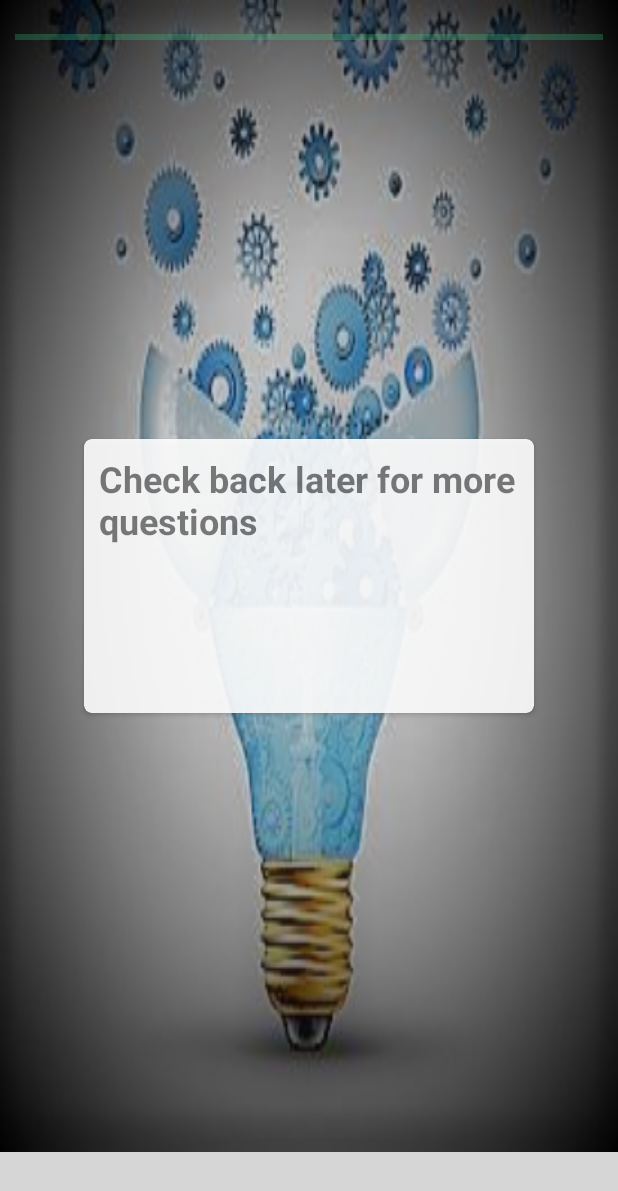
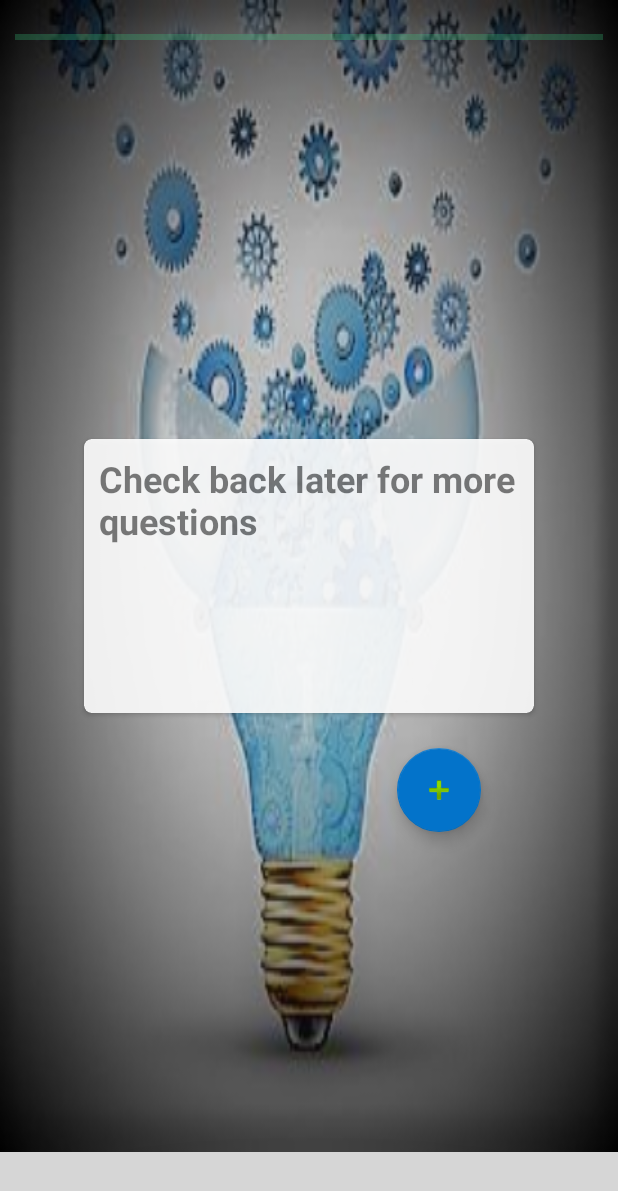
Before and after one commit to yjj781265/IceBr8k, an Android app: the screen it shows after launch once a user with an empty profile is signed in (Homepage), on a phone screen of 412 x 824 dp. Shown: the top 1191 px of the screen. Run offline under Robolectric (Android 15) with nearby library versions, the phone set to English and light mode, and no system bars; our stand-ins replace Firebase (no records; nobody signed in at launch, a user with empty details on screens opened directly); libraries missing offline, so code that uses them is left out: com.afollestad.materialdialogs, com.daimajia.androidanimations, com.dd.processbutton, com.facebook, com.facebook.login and 5 more; plain views replace BubbleSeekBar, BubbleTab; 17 statements that could not run were skipped; grey boxes are pictures that could not be loaded.

Commit message:
chat working

```diff
--- a/app/src/main/AndroidManifest.xml
+++ b/app/src/main/AndroidManifest.xml
@@ -9,7 +9,8 @@
         android:icon="@mipmap/ic_launcher"
         android:label="@string/app_name"
         android:supportsRtl="true"
-        android:theme="@style/AppTheme">
+        android:theme="@style/AppTheme"
+        android:name=".MyApplication">
         <activity
             android:name=".login_page"
             android:screenOrientation="portrait">
@@ -58,4 +59,5 @@
         <activity android:name=".MainChatActivity"></activity>
     </application>
 
+
 </manifest>
--- a/app/src/main/java/app/jayang/icebr8k/Fragments/SurveyTab_Fragment.java
+++ b/app/src/main/java/app/jayang/icebr8k/Fragments/SurveyTab_Fragment.java
@@ -6,6 +6,7 @@ import android.net.NetworkInfo;
 import android.os.Bundle;
 import android.support.annotation.NonNull;
 import android.support.annotation.Nullable;
+import android.support.design.widget.FloatingActionButton;
 import android.support.design.widget.Snackbar;
 import android.support.v4.app.Fragment;
 import android.support.v7.widget.CardView;
@@ -31,6 +32,7 @@ import com.github.javiersantos.materialstyleddialogs.MaterialStyledDialog;
 import com.github.javiersantos.materialstyleddialogs.enums.Style;
 import com.google.firebase.auth.FirebaseAuth;
 import com.google.firebase.auth.FirebaseUser;
+import com.google.firebase.database.ChildEventListener;
 import com.google.firebase.database.DataSnapshot;
 import com.google.firebase.database.DatabaseError;
 import com.google.firebase.database.DatabaseReference;
@@ -61,6 +63,7 @@ public class SurveyTab_Fragment extends Fragment {
     Button mSubmit;
     CardView mCardView;
     TextView skip;
+    FloatingActionButton mActionButton;
 
 
     ArrayList<SurveyQ> surveyQArrayList,temp; // for unpdating UI
@@ -84,16 +87,16 @@ public class SurveyTab_Fragment extends Fragment {
     @Override
     public void onCreate(@Nullable Bundle savedInstanceState) {
         super.onCreate(savedInstanceState);
-        surveyQArrayList = new ArrayList<>();
-        temp = new ArrayList<>();
-        userQlist = new ArrayList<>();
-        surveyQlist = new ArrayList<>();
+
+
+
+
         currentUser = FirebaseAuth.getInstance().getCurrentUser();
 
 
         index =0;
        // new UploadQ().updataQdatabase(FirebaseDatabase.getInstance().getReference());
-        DatabaseReference mRef = FirebaseDatabase.getInstance().getReference();
+
         ArrayList<String> answers = new ArrayList();
         answers.add("A");
         answers.add("B");
@@ -125,24 +128,22 @@ public class SurveyTab_Fragment extends Fragment {
         mRelativeLayout = mview.findViewById(R.id.cardView_RLayout);
         skip = mview.findViewById(R.id.skip_btn);
         skip.setVisibility(View.GONE);
+        mActionButton= mview.findViewById(R.id.floatingActionButton);
 
         mSubmit.setVisibility(View.INVISIBLE);
+        mActionButton.setVisibility(View.GONE);
+        createInitQ();
 
 
 
+        mActionButton.setOnClickListener(new View.OnClickListener() {
+            @Override
+            public void onClick(View view) {
+                createInitQ();
+                mActionButton.setVisibility(View.GONE);
 
-
-
-
-
-
-
-
-
-
-
-
-
+            }
+        });
 
 
         mSubmit.setOnClickListener(new View.OnClickListener() {
@@ -198,27 +199,13 @@ public class SurveyTab_Fragment extends Fragment {
     }
 
 
-    @Override
-    public void onStart() {
-        super.onStart();
-        DatabaseReference ref = FirebaseDatabase.getInstance().getReference("Questions_8");
-        ref.addValueEventListener(new ValueEventListener() {
-            @Override
-            public void onDataChange(DataSnapshot dataSnapshot) {
-                createInitQ();
-                mProgressBar.setProgress(0);
-            }
 
-            @Override
-            public void onCancelled(DatabaseError databaseError) {
-
-            }
-        });
-    }
 
     @Override
     public void onPause() {
         super.onPause();
+        createInitQ();
+
 
     }
 
@@ -228,6 +215,29 @@ public class SurveyTab_Fragment extends Fragment {
 
 
 
+
+    }
+
+    @Override
+    public void setUserVisibleHint(boolean isVisibleToUser) {
+        super.setUserVisibleHint(isVisibleToUser);
+        if (isVisibleToUser && getView()!=null) {
+
+
+            if(mTextView.getText().toString().equals("Check back later for more questions")){
+                createInitQ();
+
+                mActionButton.setVisibility(View.VISIBLE);
+
+
+            }else{
+                mActionButton.setVisibility(View.GONE);
+            }
+
+
+        }else{
+
+        }
 
     }
 
@@ -335,7 +345,9 @@ public class SurveyTab_Fragment extends Fragment {
             mSpinner.setVisibility(View.GONE);
             mSeekBar.setVisibility(View.GONE);
             skip.setVisibility(View.GONE);
-            mTextView.setText("Check back later for more question");
+            mTextView.setText("Check back later for more questions");
+            YoYo.with(Techniques.FadeIn).duration(1000).repeat(0).playOn(mActionButton);
+            mActionButton.setVisibility(View.VISIBLE);
             surveyQArrayList.clear();
 
         }else {
@@ -352,7 +364,8 @@ public class SurveyTab_Fragment extends Fragment {
 
     // create initial question;
 public void createInitQ(){
-
+    mProgressBar.setProgress(0);
+    surveyQlist = new ArrayList<>();
 
     DatabaseReference mRef= FirebaseDatabase.getInstance().getReference("Questions_8");
 
@@ -395,7 +408,7 @@ public void pushUserQA(SurveyQ surveyQ,String answer) {
 }
 
 public void createUserQList(){
-
+    userQlist = new ArrayList<>();
     // get all the questions user answered
     DatabaseReference mref = FirebaseDatabase.getInstance().getReference
             ("UserQA/"+FirebaseAuth.getInstance().getCurrentUser().getUid());
@@ -445,8 +458,9 @@ public void createUserQList(){
 
 }
     public void initQuestionPool(){
+        surveyQArrayList = new ArrayList<>();
         surveyQlist.removeAll(userQlist);
-        surveyQArrayList.clear();;
+
 
         Log.d("debug","After Removal"+surveyQlist);
 
@@ -457,7 +471,7 @@ public void createUserQList(){
                 @Override
                 public void onDataChange(DataSnapshot dataSnapshot) {
 
-
+                    temp = new ArrayList<>();
                     for(DataSnapshot childSnapshot : dataSnapshot.getChildren()) {
                         GenericTypeIndicator<ArrayList<String>> t = new GenericTypeIndicator<ArrayList<String>>() {};
                         ArrayList<String> answer = childSnapshot.child("answer").getValue(t);
@@ -467,7 +481,8 @@ public void createUserQList(){
                         String question_id = childSnapshot.child("questionId").getValue(String.class);
 
                         SurveyQ surveyQ = new SurveyQ(type, question, question_id, answer);
-                        Log.d("debug",surveyQlist.toString());
+                        Log.d("debug2",surveyQlist.toString());
+
 
                         if(surveyQlist.contains(surveyQ.getQuestionId())) {
                             temp.add(surveyQ);
@@ -476,19 +491,21 @@ public void createUserQList(){
 
 
                     }
-                    /*if(temp.size()>=8){
+
+                   if(temp.size()>=8){
                         Collections.shuffle(temp);
                         for(int i=0; i<8;i++){
                             surveyQArrayList.add(temp.get(i));
                         }
-                    }else{*/
+                    }else{
                         surveyQArrayList =temp;
-                   // }
+                    }
                     Log.d("debug",String.valueOf(surveyQArrayList.size()));
                     if(!surveyQArrayList.isEmpty() && surveyQArrayList!=null) {
                         index =0;
                         Collections.shuffle(surveyQArrayList);
                         mProgressBar2.setVisibility(View.INVISIBLE);
+                        mActionButton.setVisibility(View.GONE);
                         mSubmit.setVisibility(View.VISIBLE);
                         updateUI(surveyQArrayList.get(index));
                     }else{ // no questions
@@ -497,6 +514,7 @@ public void createUserQList(){
                         mSubmit.setVisibility(View.INVISIBLE);
                         msubTextview.setVisibility(View.GONE);
                         skip.setVisibility(View.GONE);
+                        mActionButton.setVisibility(View.VISIBLE);
                         mTextView.setText("Check back later for more questions");
 
                     }
--- a/app/src/main/java/app/jayang/icebr8k/login_page.java
+++ b/app/src/main/java/app/jayang/icebr8k/login_page.java
@@ -92,6 +92,7 @@ public class login_page extends AppCompatActivity implements
     protected void onCreate(Bundle savedInstanceState) {
         super.onCreate(savedInstanceState);
         setContentView(R.layout.activity_login_page);
+
 
          intent = new Intent(this, Homepage.class);
         FacebookSdk.sdkInitialize(getApplicationContext());
--- a/app/src/main/res/layout/survey_tab.xml
+++ b/app/src/main/res/layout/survey_tab.xml
@@ -36,6 +36,7 @@
 
             android:orientation="vertical"
             android:visibility="visible">
+
             <ProgressBar
                 android:id="@+id/progressBar2"
                 style="@style/Widget.AppCompat.ProgressBar"
@@ -103,19 +104,19 @@
                 android:layout_marginRight="15dp"
                 android:layout_marginTop="40dp"
                 android:visibility="invisible"
+                app:bsb_always_show_bubble="false"
+                app:bsb_bubble_color="@color/colorAccent"
+                app:bsb_bubble_text_color="@color/colorPrimary"
+                app:bsb_is_float_type="true"
                 app:bsb_max="10"
                 app:bsb_min="1"
                 app:bsb_progress="5"
-                app:bsb_bubble_color="@color/colorAccent"
-                app:bsb_bubble_text_color="@color/colorPrimary"
+                app:bsb_second_track_color="@color/colorAccent"
+                app:bsb_section_count="5"
+                app:bsb_show_progress_in_float="false"
+                app:bsb_show_section_text="true"
+                app:bsb_show_thumb_text="true"
                 app:bsb_touch_to_seek="true"
-                app:bsb_second_track_color="@color/colorAccent"
-                app:bsb_show_progress_in_float="false"
-                app:bsb_always_show_bubble="false"
-                app:bsb_show_thumb_text="true"
-                app:bsb_section_count="5"
-                app:bsb_show_section_text="true"
-                app:bsb_is_float_type="true"
                 app:bsb_track_color="@color/colorPrimaryDark"/>
 
             <Button
@@ -149,8 +150,19 @@
 
     </android.support.v7.widget.CardView>
 
-
-
+    <android.support.design.widget.FloatingActionButton
+        android:id="@+id/floatingActionButton"
+        android:layout_width="wrap_content"
+        android:layout_height="wrap_content"
+        android:layout_alignEnd="@+id/cardView"
+        android:layout_alignRight="@+id/cardView"
+        android:layout_below="@+id/cardView"
+        android:layout_marginEnd="35dp"
+        android:layout_marginRight="35dp"
+        android:layout_marginTop="23dp"
+        android:clickable="true"
+        app:backgroundTint="@color/colorPrimary"
+        app:srcCompat="@android:drawable/ic_input_add"/>
 
 
 </RelativeLayout>
```
Also changed, not shown: app/build.gradle (+9 -0 lines), app/src/main/java/app/jayang/icebr8k/Fragments/Userstab_Fragment.java (+21 -35 lines), app/src/main/java/app/jayang/icebr8k/Fragments/commonFrag.java (+6 -36 lines), app/src/main/java/app/jayang/icebr8k/Homepage.java (+11 -11 lines), app/src/main/java/app/jayang/icebr8k/MyApplication.java (added, +27 -0 lines), app/src/main/java/app/jayang/icebr8k/RecyclerAdapter.java (+19 -33 lines), app/src/main/java/app/jayang/icebr8k/ResultActivity.java (+10 -13 lines), app/src/main/java/app/jayang/icebr8k/UserProfilePage.java (+69 -98 lines), app/src/main/res/drawable-hdpi/notification_icon.png (added), app/src/main/res/drawable-mdpi/notification_icon.png (added), app/src/main/res/drawable-xhdpi/notification_icon.png (added), app/src/main/res/drawable-xxhdpi/notification_icon.png (added).
